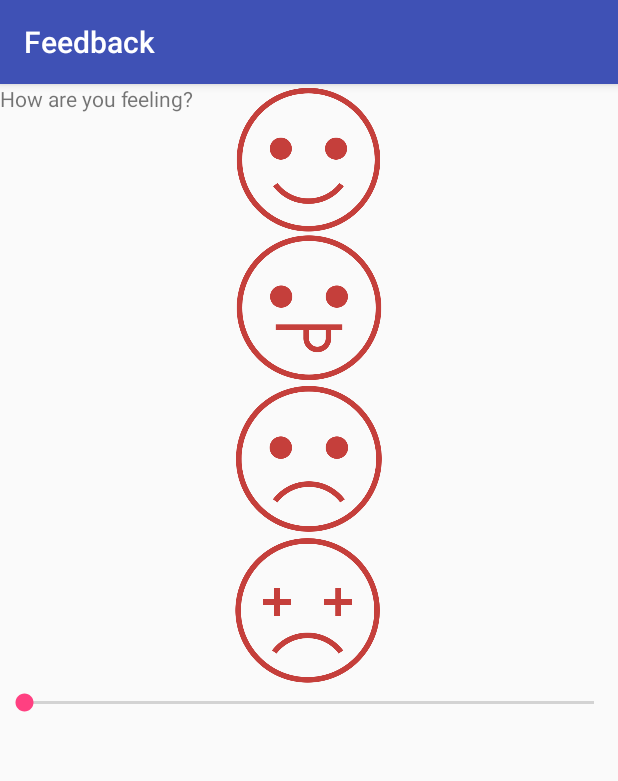
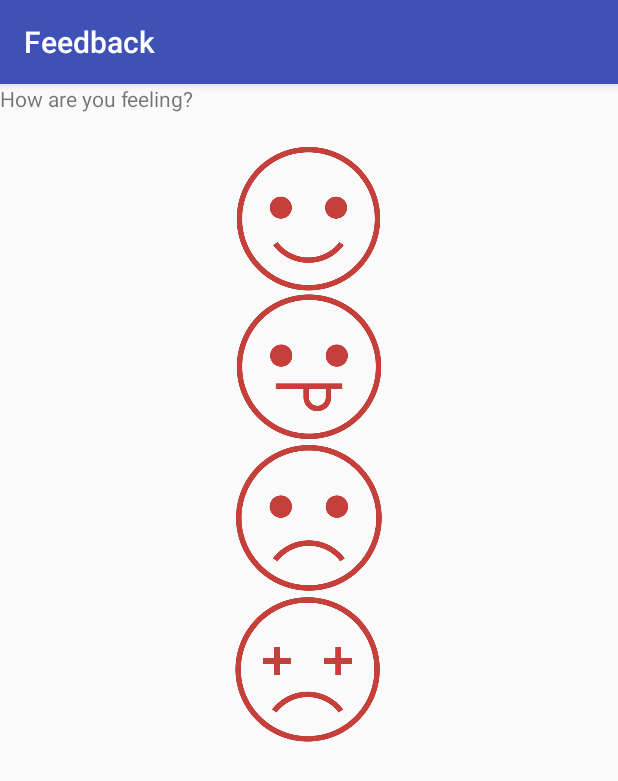
Before and after one commit to abeisun/Limit, an Android app: the FeedbackActivity screen opened directly, with no data from a screen before it, on a phone screen of 412 x 824 dp. Shown: the top 781 px of the screen. Run offline under Robolectric (Android 15) with nearby library versions, the phone set to English and light mode, and no system bars; libraries missing offline, so code that uses them is left out: com.github.clans.fab.

Commit message:
fixed bug

```diff
--- a/app/src/main/java/com/limitwhack/limit/FeedbackActivity.java
+++ b/app/src/main/java/com/limitwhack/limit/FeedbackActivity.java
@@ -2,8 +2,6 @@
 
 import android.support.v7.app.AppCompatActivity;
 import android.os.Bundle;
-import javax.xml.bind.annotation.*;
-
 import com.github.clans.fab.FloatingActionButton;
 
 public class FeedbackActivity extends AppCompatActivity {
--- a/app/src/main/res/layout/activity_feedback.xml
+++ b/app/src/main/res/layout/activity_feedback.xml
@@ -1,23 +1,16 @@
 <?xml version="1.0" encoding="utf-8"?>
-<android.support.constraint.ConstraintLayout xmlns:android="http://schemas.android.com/apk/res/android"
-    xmlns:app="http://schemas.android.com/apk/res-auto"
-    xmlns:tools="http://schemas.android.com/tools"
-    android:layout_width="match_parent"
-    android:layout_height="match_parent">
+
+<LinearLayout android:layout_width="match_parent"
+    android:layout_height="match_parent"
+    android:orientation="vertical"
+    xmlns:android="http://schemas.android.com/apk/res/android">
 
     <TextView
         android:id="@+id/textView"
-        android:layout_width="400dp"
+        android:layout_width="271dp"
         android:layout_height="39dp"
         android:text="@string/how_are_you_feeling"
-        tools:layout_editor_absoluteX="77dp"
-        tools:layout_editor_absoluteY="16dp" />
-    <LinearLayout
-        android:layout_width="match_parent"
-        android:layout_height="wrap_content"
-        android:orientation="vertical"
-        tools:layout_editor_absoluteX="66dp"
-        tools:layout_editor_absoluteY="74dp">
+         />
 
         <ImageView
             android:id="@+id/happy"
@@ -48,10 +41,4 @@
             android:src="@drawable/hungover"
             android:tint="#C53F3B" />
 
-        <SeekBar
-            android:id="@+id/seekBar1"
-            android:layout_width="match_parent"
-            android:layout_height="wrap_content" />
-
     </LinearLayout>
-</android.support.constraint.ConstraintLayout>
```
